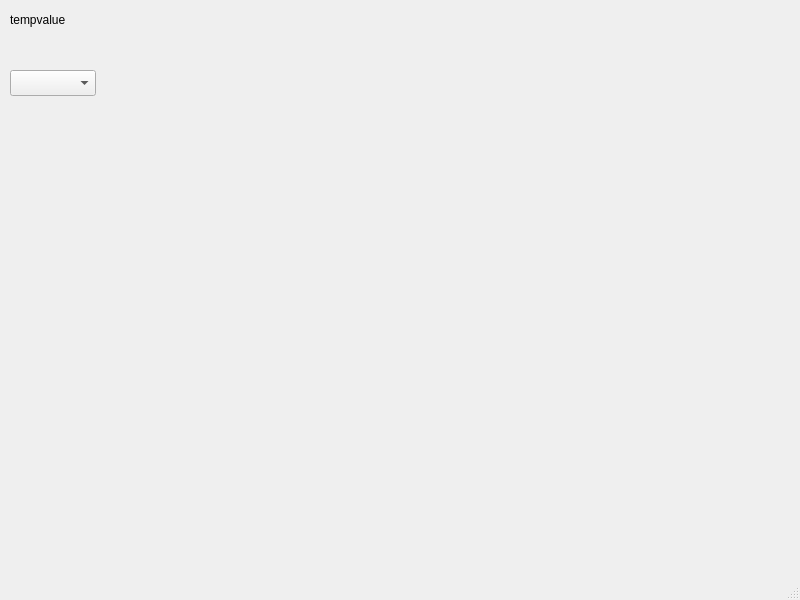
First picture: the form in user/gui/mainwindow.ui, repository carloszlopez/simtemp, before the edit.
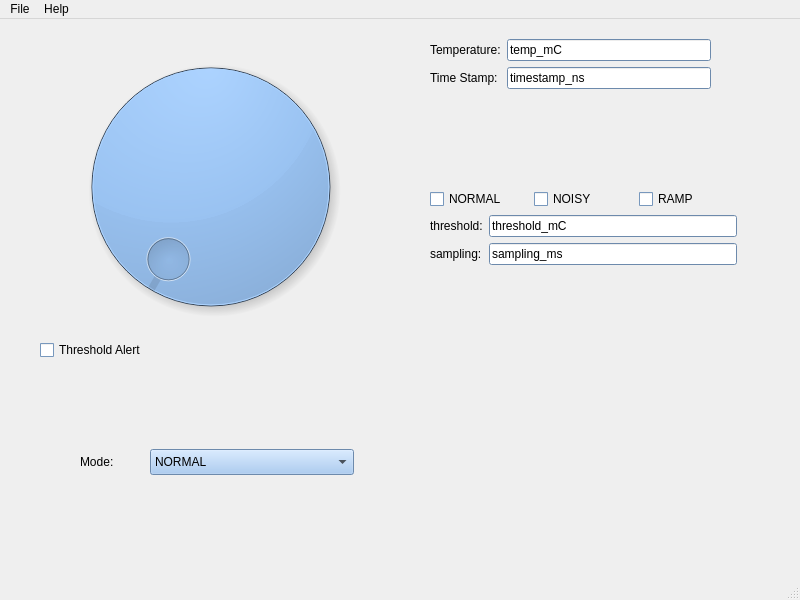
Second picture: the form after the edit.

Commit message: add dialog settings template. add sysfs getters in device class. add sysfs display and visual indicators for temperature and threshold flag

Patch:
```diff
--- a/user/gui/mainwindow.ui
+++ b/user/gui/mainwindow.ui
@@ -14,28 +14,653 @@
    <string>MainWindow</string>
   </property>
   <widget class="QWidget" name="centralwidget">
-   <widget class="QLabel" name="temp_label">
+   <property name="palette">
+    <palette>
+     <active>
+      <colorrole role="WindowText">
+       <brush brushstyle="SolidPattern">
+        <color alpha="255">
+         <red>0</red>
+         <green>0</green>
+         <blue>0</blue>
+        </color>
+       </brush>
+      </colorrole>
+      <colorrole role="Button">
+       <brush brushstyle="SolidPattern">
+        <color alpha="255">
+         <red>153</red>
+         <green>193</green>
+         <blue>241</blue>
+        </color>
+       </brush>
+      </colorrole>
+      <colorrole role="Light">
+       <brush brushstyle="SolidPattern">
+        <color alpha="255">
+         <red>255</red>
+         <green>255</green>
+         <blue>255</blue>
+        </color>
+       </brush>
+      </colorrole>
+      <colorrole role="Midlight">
+       <brush brushstyle="SolidPattern">
+        <color alpha="255">
+         <red>204</red>
+         <green>224</green>
+         <blue>248</blue>
+        </color>
+       </brush>
+      </colorrole>
+      <colorrole role="Dark">
+       <brush brushstyle="SolidPattern">
+        <color alpha="255">
+         <red>76</red>
+         <green>96</green>
+         <blue>120</blue>
+        </color>
+       </brush>
+      </colorrole>
+      <colorrole role="Mid">
+       <brush brushstyle="SolidPattern">
+        <color alpha="255">
+         <red>102</red>
+         <green>129</green>
+         <blue>161</blue>
+        </color>
+       </brush>
+      </colorrole>
+      <colorrole role="Text">
+       <brush brushstyle="SolidPattern">
+        <color alpha="255">
+         <red>0</red>
+         <green>0</green>
+         <blue>0</blue>
+        </color>
+       </brush>
+      </colorrole>
+      <colorrole role="BrightText">
+       <brush brushstyle="SolidPattern">
+        <color alpha="255">
+         <red>255</red>
+         <green>255</green>
+         <blue>255</blue>
+        </color>
+       </brush>
+      </colorrole>
+      <colorrole role="ButtonText">
+       <brush brushstyle="SolidPattern">
+        <color alpha="255">
+         <red>0</red>
+         <green>0</green>
+         <blue>0</blue>
+        </color>
+       </brush>
+      </colorrole>
+      <colorrole role="Base">
+       <brush brushstyle="SolidPattern">
+        <color alpha="255">
+         <red>255</red>
+         <green>255</green>
+         <blue>255</blue>
+        </color>
+       </brush>
+      </colorrole>
+      <colorrole role="Window">
+       <brush brushstyle="SolidPattern">
+        <color alpha="255">
+         <red>153</red>
+         <green>193</green>
+         <blue>241</blue>
+        </color>
+       </brush>
+      </colorrole>
+      <colorrole role="Shadow">
+       <brush brushstyle="SolidPattern">
+        <color alpha="255">
+         <red>0</red>
+         <green>0</green>
+         <blue>0</blue>
+        </color>
+       </brush>
+      </colorrole>
+      <colorrole role="AlternateBase">
+       <brush brushstyle="SolidPattern">
+        <color alpha="255">
+         <red>204</red>
+         <green>224</green>
+         <blue>248</blue>
+        </color>
+       </brush>
+      </colorrole>
+      <colorrole role="ToolTipBase">
+       <brush brushstyle="SolidPattern">
+        <color alpha="255">
+         <red>255</red>
+         <green>255</green>
+         <blue>220</blue>
+        </color>
+       </brush>
+      </colorrole>
+      <colorrole role="ToolTipText">
+       <brush brushstyle="SolidPattern">
+        <color alpha="255">
+         <red>0</red>
+         <green>0</green>
+         <blue>0</blue>
+        </color>
+       </brush>
+      </colorrole>
+      <colorrole role="PlaceholderText">
+       <brush brushstyle="SolidPattern">
+        <color alpha="127">
+         <red>0</red>
+         <green>0</green>
+         <blue>0</blue>
+        </color>
+       </brush>
+      </colorrole>
+      <colorrole role="Accent">
+       <brush brushstyle="SolidPattern">
+        <color alpha="255">
+         <red>255</red>
+         <green>255</green>
+         <blue>255</blue>
+        </color>
+       </brush>
+      </colorrole>
+     </active>
+     <inactive>
+      <colorrole role="WindowText">
+       <brush brushstyle="SolidPattern">
+        <color alpha="255">
+         <red>0</red>
+         <green>0</green>
+         <blue>0</blue>
+        </color>
+       </brush>
+      </colorrole>
+      <colorrole role="Button">
+       <brush brushstyle="SolidPattern">
+        <color alpha="255">
+         <red>153</red>
+         <green>193</green>
+         <blue>241</blue>
+        </color>
+       </brush>
+      </colorrole>
+      <colorrole role="Light">
+       <brush brushstyle="SolidPattern">
+        <color alpha="255">
+         <red>255</red>
+         <green>255</green>
+         <blue>255</blue>
+        </color>
+       </brush>
+      </colorrole>
+      <colorrole role="Midlight">
+       <brush brushstyle="SolidPattern">
+        <color alpha="255">
+         <red>204</red>
+         <green>224</green>
+         <blue>248</blue>
+        </color>
+       </brush>
+      </colorrole>
+      <colorrole role="Dark">
+       <brush brushstyle="SolidPattern">
+        <color alpha="255">
+         <red>76</red>
+         <green>96</green>
+         <blue>120</blue>
+        </color>
+       </brush>
+      </colorrole>
+      <colorrole role="Mid">
+       <brush brushstyle="SolidPattern">
+        <color alpha="255">
+         <red>102</red>
+         <green>129</green>
+         <blue>161</blue>
+        </color>
+       </brush>
+      </colorrole>
+      <colorrole role="Text">
+       <brush brushstyle="SolidPattern">
+        <color alpha="255">
+         <red>0</red>
+         <green>0</green>
+         <blue>0</blue>
+        </color>
+       </brush>
+      </colorrole>
+      <colorrole role="BrightText">
+       <brush brushstyle="SolidPattern">
+        <color alpha="255">
+         <red>255</red>
+         <green>255</green>
+         <blue>255</blue>
+        </color>
+       </brush>
+      </colorrole>
+      <colorrole role="ButtonText">
+       <brush brushstyle="SolidPattern">
+        <color alpha="255">
+         <red>0</red>
+         <green>0</green>
+         <blue>0</blue>
+        </color>
+       </brush>
+      </colorrole>
+      <colorrole role="Base">
+       <brush brushstyle="SolidPattern">
+        <color alpha="255">
+         <red>255</red>
+         <green>255</green>
+         <blue>255</blue>
+        </color>
+       </brush>
+      </colorrole>
+      <colorrole role="Window">
+       <brush brushstyle="SolidPattern">
+        <color alpha="255">
+         <red>153</red>
+         <green>193</green>
+         <blue>241</blue>
+        </color>
+       </brush>
+      </colorrole>
+      <colorrole role="Shadow">
+       <brush brushstyle="SolidPattern">
+        <color alpha="255">
+         <red>0</red>
+         <green>0</green>
+         <blue>0</blue>
+        </color>
+       </brush>
+      </colorrole>
+      <colorrole role="AlternateBase">
+       <brush brushstyle="SolidPattern">
+        <color alpha="255">
+         <red>204</red>
+         <green>224</green>
+         <blue>248</blue>
+        </color>
+       </brush>
+      </colorrole>
+      <colorrole role="ToolTipBase">
+       <brush brushstyle="SolidPattern">
+        <color alpha="255">
+         <red>255</red>
+         <green>255</green>
+         <blue>220</blue>
+        </color>
+       </brush>
+      </colorrole>
+      <colorrole role="ToolTipText">
+       <brush brushstyle="SolidPattern">
+        <color alpha="255">
+         <red>0</red>
+         <green>0</green>
+         <blue>0</blue>
+        </color>
+       </brush>
+      </colorrole>
+      <colorrole role="PlaceholderText">
+       <brush brushstyle="SolidPattern">
+        <color alpha="127">
+         <red>0</red>
+         <green>0</green>
+         <blue>0</blue>
+        </color>
+       </brush>
+      </colorrole>
+      <colorrole role="Accent">
+       <brush brushstyle="SolidPattern">
+        <color alpha="255">
+         <red>255</red>
+         <green>255</green>
+         <blue>255</blue>
+        </color>
+       </brush>
+      </colorrole>
+     </inactive>
+     <disabled>
+      <colorrole role="WindowText">
+       <brush brushstyle="SolidPattern">
+        <color alpha="255">
+         <red>76</red>
+         <green>96</green>
+         <blue>120</blue>
+        </color>
+       </brush>
+      </colorrole>
+      <colorrole role="Button">
+       <brush brushstyle="SolidPattern">
+        <color alpha="255">
+         <red>153</red>
+         <green>193</green>
+         <blue>241</blue>
+        </color>
+       </brush>
+      </colorrole>
+      <colorrole role="Light">
+       <brush brushstyle="SolidPattern">
+        <color alpha="255">
+         <red>255</red>
+         <green>255</green>
+         <blue>255</blue>
+        </color>
+       </brush>
+      </colorrole>
+      <colorrole role="Midlight">
+       <brush brushstyle="SolidPattern">
+        <color alpha="255">
+         <red>204</red>
+         <green>224</green>
+         <blue>248</blue>
+        </color>
+       </brush>
+      </colorrole>
+      <colorrole role="Dark">
+       <brush brushstyle="SolidPattern">
+        <color alpha="255">
+         <red>76</red>
+         <green>96</green>
+         <blue>120</blue>
+        </color>
+       </brush>
+      </colorrole>
+      <colorrole role="Mid">
+       <brush brushstyle="SolidPattern">
+        <color alpha="255">
+         <red>102</red>
+         <green>129</green>
+         <blue>161</blue>
+        </color>
+       </brush>
+      </colorrole>
+      <colorrole role="Text">
+       <brush brushstyle="SolidPattern">
+        <color alpha="255">
+         <red>76</red>
+         <green>96</green>
+         <blue>120</blue>
+        </color>
+       </brush>
+      </colorrole>
+      <colorrole role="BrightText">
+       <brush brushstyle="SolidPattern">
+        <color alpha="255">
+         <red>255</red>
+         <green>255</green>
+         <blue>255</blue>
+        </color>
+       </brush>
+      </colorrole>
+      <colorrole role="ButtonText">
+       <brush brushstyle="SolidPattern">
+        <color alpha="255">
+         <red>76</red>
+         <green>96</green>
+         <blue>120</blue>
+        </color>
+       </brush>
+      </colorrole>
+      <colorrole role="Base">
+       <brush brushstyle="SolidPattern">
+        <color alpha="255">
+         <red>153</red>
+         <green>193</green>
+         <blue>241</blue>
+        </color>
+       </brush>
+      </colorrole>
+      <colorrole role="Window">
+       <brush brushstyle="SolidPattern">
+        <color alpha="255">
+         <red>153</red>
+         <green>193</green>
+         <blue>241</blue>
+        </color>
+       </brush>
+      </colorrole>
+      <colorrole role="Shadow">
+       <brush brushstyle="SolidPattern">
+        <color alpha="255">
+         <red>0</red>
+         <green>0</green>
+         <blue>0</blue>
+        </color>
+       </brush>
+      </colorrole>
+      <colorrole role="AlternateBase">
+       <brush brushstyle="SolidPattern">
+        <color alpha="255">
+         <red>153</red>
+         <green>193</green>
+         <blue>241</blue>
+        </color>
+       </brush>
+      </colorrole>
+      <colorrole role="ToolTipBase">
+       <brush brushstyle="SolidPattern">
+        <color alpha="255">
+         <red>255</red>
+         <green>255</green>
+         <blue>220</blue>
+        </color>
+       </brush>
+      </colorrole>
+      <colorrole role="ToolTipText">
+       <brush brushstyle="SolidPattern">
+        <color alpha="255">
+         <red>0</red>
+         <green>0</green>
+         <blue>0</blue>
+        </color>
+       </brush>
+      </colorrole>
+      <colorrole role="PlaceholderText">
+       <brush brushstyle="SolidPattern">
+        <color alpha="127">
+         <red>76</red>
+         <green>96</green>
+         <blue>120</blue>
+        </color>
+       </brush>
+      </colorrole>
+      <colorrole role="Accent">
+       <brush brushstyle="SolidPattern">
+        <color alpha="255">
+         <red>220</red>
+         <green>236</green>
+         <blue>255</blue>
+        </color>
+       </brush>
+      </colorrole>
+     </disabled>
+    </palette>
+   </property>
+   <widget class="QWidget" name="formLayoutWidget_2">
     <property name="geometry">
      <rect>
-      <x>10</x>
-      <y>10</y>
-      <width>321</width>
-      <height>20</height>
+      <x>430</x>
+      <y>20</y>
+      <width>281</width>
+      <height>60</height>
      </rect>
     </property>
-    <property name="text">
-     <string>tempvalue</string>
+    <layout class="QFormLayout" name="record_layout">
+     <item row="0" column="0">
+      <widget class="QLabel" name="temp_mC_txt">
+       <property name="text">
+        <string>Temperature:</string>
+       </property>
+      </widget>
+     </item>
+     <item row="0" column="1">
+      <widget class="QLineEdit" name="temp_mC_line">
+       <property name="text">
+        <string>temp_mC</string>
+       </property>
+      </widget>
+     </item>
+     <item row="1" column="0">
+      <widget class="QLabel" name="timestamp_ns_txt">
+       <property name="text">
+        <string>Time Stamp:</string>
+       </property>
+      </widget>
+     </item>
+     <item row="1" column="1">
+      <widget class="QLineEdit" name="timestamp_ns_line">
+       <property name="text">
+        <string>timestamp_ns</string>
+       </property>
+      </widget>
+     </item>
+    </layout>
+   </widget>
+   <widget class="QWidget" name="verticalLayoutWidget">
+    <property name="geometry">
+     <rect>
+      <x>430</x>
+      <y>170</y>
+      <width>307</width>
+      <height>117</height>
+     </rect>
     </property>
+    <layout class="QVBoxLayout" name="sysfs_layout">
+     <item>
+      <layout class="QHBoxLayout" name="mode_layout">
+       <item>
+        <widget class="QCheckBox" name="norm_checkBox">
+         <property name="text">
+          <string>NORMAL</string>
+         </property>
+        </widget>
+       </item>
+       <item>
+        <widget class="QCheckBox" name="noisy_checkBox">
+         <property name="text">
+          <string>NOISY</string>
+         </property>
+        </widget>
+       </item>
+       <item>
+        <widget class="QCheckBox" name="ramp_checkBox">
+         <property name="text">
+          <string>RAMP</string>
+         </property>
+        </widget>
+       </item>
+      </layout>
+     </item>
+     <item>
+      <layout class="QFormLayout" name="other_layout">
+       <item row="1" column="0">
+        <widget class="QLabel" name="sampling_ms_txt">
+         <property name="text">
+          <string>sampling:</string>
+         </property>
+        </widget>
+       </item>
+       <item row="1" column="1">
+        <widget class="QLineEdit" name="sampling_ms_line">
+         <property name="text">
+          <string>sampling_ms</string>
+         </property>
+        </widget>
+       </item>
+       <item row="0" column="0">
+        <widget class="QLabel" name="threshold_mC_txt">
+         <property name="text">
+          <string>threshold:</string>
+         </property>
+        </widget>
+       </item>
+       <item row="0" column="1">
+        <widget class="QLineEdit" name="threshold_mC_line">
+         <property name="text">
+          <string>threshold_mC</string>
+         </property>
+        </widget>
+       </item>
+      </layout>
+     </item>
+    </layout>
    </widget>
    <widget class="QComboBox" name="mode_comboBox">
     <property name="geometry">
      <rect>
-      <x>10</x>
-      <y>70</y>
-      <width>86</width>
+      <x>150</x>
+      <y>430</y>
+      <width>204</width>
       <height>26</height>
      </rect>
     </property>
+    <item>
+     <property name="text">
+      <string>NORMAL</string>
+     </property>
+    </item>
+    <item>
+     <property name="text">
+      <string>NOISY</string>
+     </property>
+    </item>
+    <item>
+     <property name="text">
+      <string>RAMP</string>
+     </property>
+    </item>
+   </widget>
+   <widget class="QLabel" name="mode_txt">
+    <property name="geometry">
+     <rect>
+      <x>80</x>
+      <y>430</y>
+      <width>43</width>
+      <height>26</height>
+     </rect>
+    </property>
+    <property name="text">
+     <string>Mode:</string>
+    </property>
+   </widget>
+   <widget class="QWidget" name="verticalLayoutWidget_2">
+    <property name="geometry">
+     <rect>
+      <x>40</x>
+      <y>20</y>
+      <width>341</width>
+      <height>321</height>
+     </rect>
+    </property>
+    <layout class="QVBoxLayout" name="indicators_layout">
+     <item>
+      <widget class="QDial" name="temp_mC_dial">
+       <property name="minimum">
+        <number>-70</number>
+       </property>
+       <property name="maximum">
+        <number>70</number>
+       </property>
+       <property name="value">
+        <number>-70</number>
+       </property>
+      </widget>
+     </item>
+     <item>
+      <widget class="QCheckBox" name="th_checkBox">
+       <property name="text">
+        <string>Threshold Alert</string>
+       </property>
+      </widget>
+     </item>
+    </layout>
    </widget>
   </widget>
   <widget class="QMenuBar" name="menubar">
@@ -47,6 +672,20 @@
      <height>23</height>
     </rect>
    </property>
+   <widget class="QMenu" name="menuFile">
+    <property name="title">
+     <string>File</string>
+    </property>
+    <addaction name="actionConfiguration"/>
+   </widget>
+   <widget class="QMenu" name="menuHelp">
+    <property name="title">
+     <string>Help</string>
+    </property>
+    <addaction name="actionAbout"/>
+   </widget>
+   <addaction name="menuFile"/>
+   <addaction name="menuHelp"/>
   </widget>
   <widget class="QStatusBar" name="statusbar"/>
  </widget>
```
Left out of the diff: 12 changed lines with no effect on the pictures. The commit also changes 7 other files.
